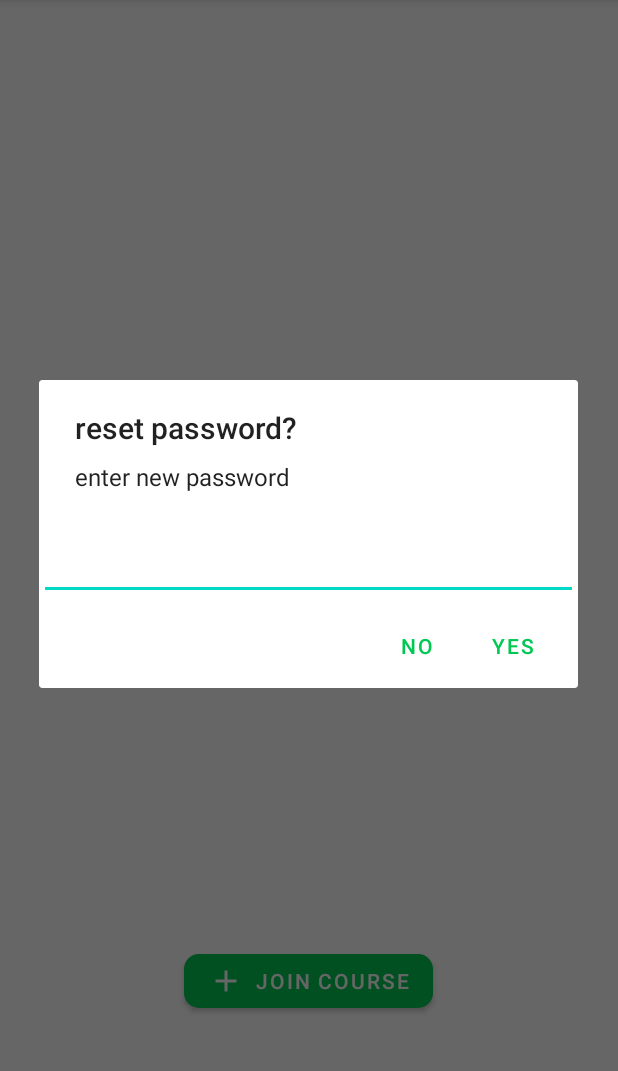
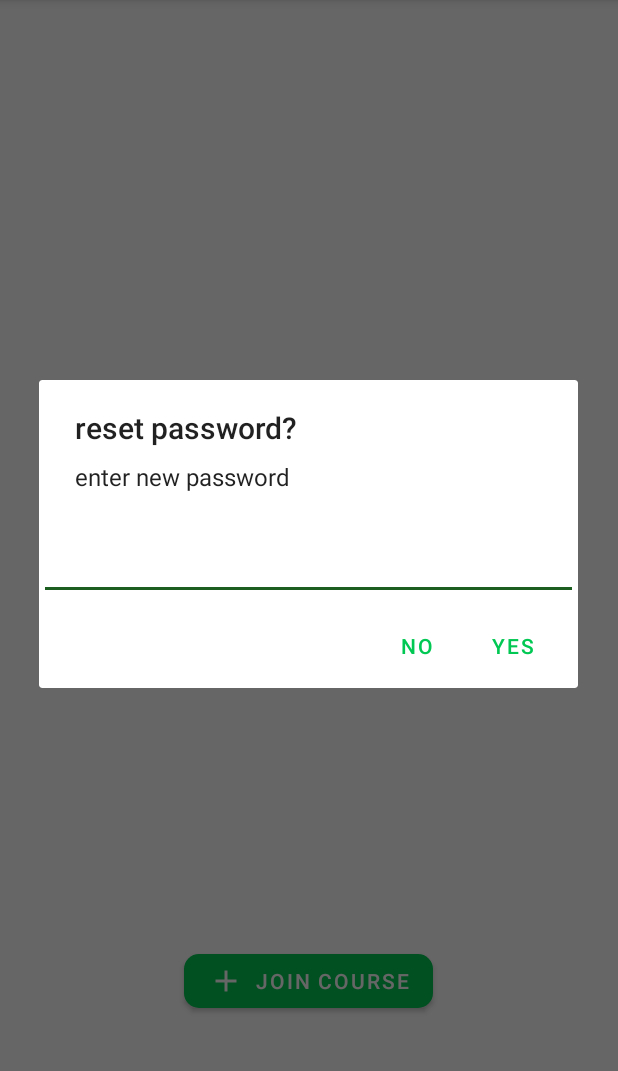
Before and after one commit to IndiaCFG3/team-4, an Android app: the screen it shows after launch once a user with an empty profile is signed in (MainActivity), in the options menu, after a tap on "Change Password", on a phone screen of 412 x 824 dp, the part 84-1155 px from its top. Run offline under Robolectric (Android 15) with nearby library versions, the phone set to English and light mode, and no system bars; our stand-ins replace Firebase (no records; nobody signed in at launch, a user with empty details on screens opened directly).

Commit message:
color conflict

```diff
--- a/Educate/app/src/main/java/com/dev5151/educate/activities/EditProfile.java
+++ b/Educate/app/src/main/java/com/dev5151/educate/activities/EditProfile.java
@@ -4,6 +4,7 @@ import androidx.annotation.NonNull;
 import androidx.appcompat.app.AppCompatActivity;
 
 import android.app.Activity;
+import android.app.ProgressDialog;
 import android.content.Intent;
 import android.net.Uri;
 import android.os.Bundle;
@@ -23,6 +24,7 @@ import com.google.firebase.auth.FirebaseUser;
 import com.google.firebase.firestore.DocumentReference;
 import com.google.firebase.firestore.FirebaseFirestore;
 import com.google.firebase.storage.FirebaseStorage;
+import com.google.firebase.storage.OnProgressListener;
 import com.google.firebase.storage.StorageReference;
 import com.google.firebase.storage.UploadTask;
 import com.squareup.picasso.Picasso;
@@ -133,6 +135,10 @@ public class EditProfile extends AppCompatActivity {
     }
 
     private void uploadImageToFirebase(Uri imageUri){
+
+        final ProgressDialog pd = new ProgressDialog(this);
+        pd.setTitle("Uploading...");
+        pd.show();
         final StorageReference fileref=storageReference.child("users/"+nAuth.getCurrentUser().getUid()+"/profile.jpg");
         fileref.putFile(imageUri).addOnSuccessListener(new OnSuccessListener<UploadTask.TaskSnapshot>() {
             @Override
--- a/Educate/app/src/main/res/values/colors.xml
+++ b/Educate/app/src/main/res/values/colors.xml
@@ -2,9 +2,7 @@
 <resources>
     <color name="colorPrimary">#00c853</color>
     <color name="colorPrimaryDark">#1b5e20</color>
-
-    <color name="colorAccent">#03DAC5</color>
-
+    <color name="colorAccent">#1b5e20</color>
     <color name="colorWhite">#FFFFFF</color>
     <color name="colorBlack">#000000</color>
 </resources>
```
